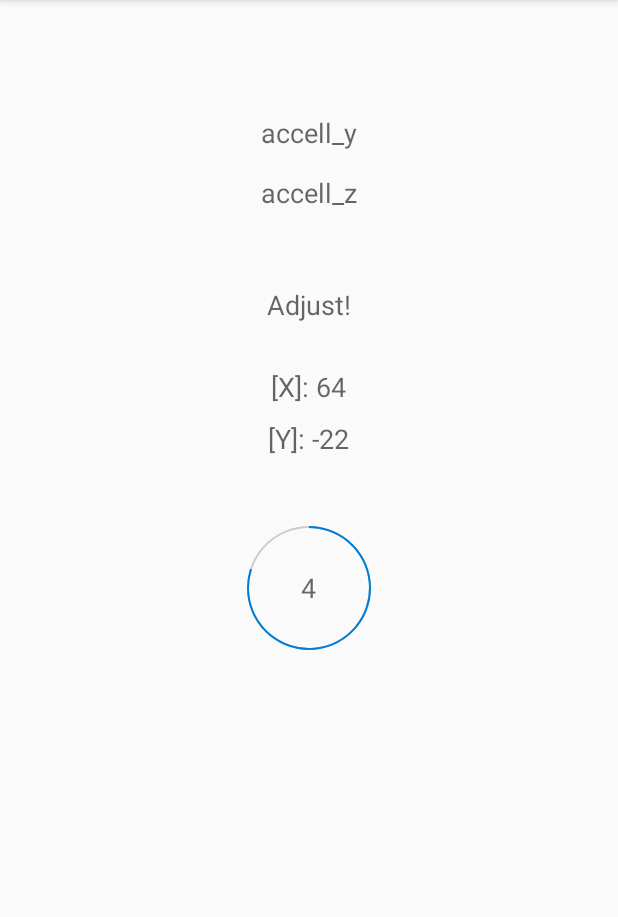
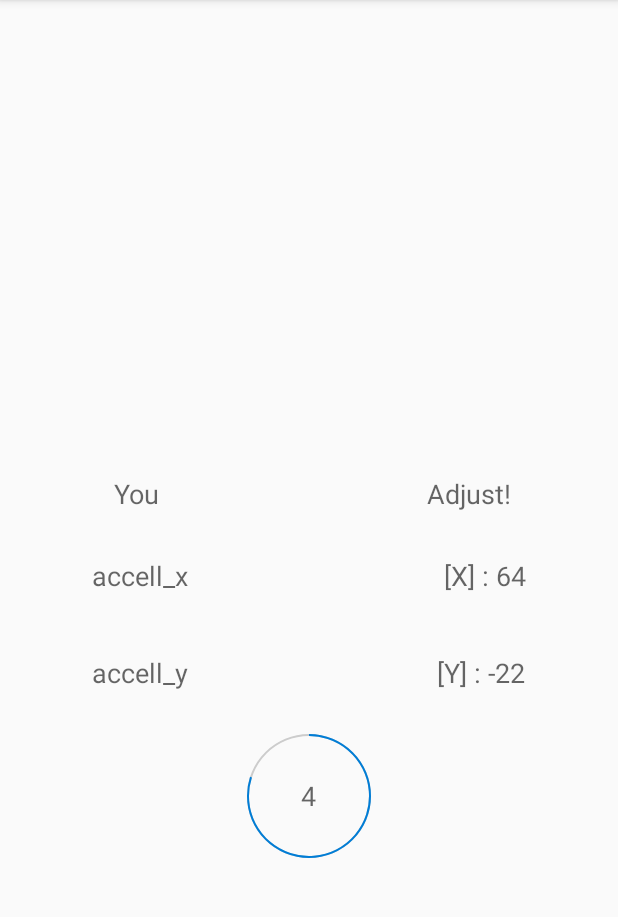
Before and after one commit to kakakikikeke/FlappyXY, an Android app: the MainActivity screen opened directly, with no data from a screen before it, on a phone screen of 412 x 824 dp, the part 84-1001 px from its top. Run offline under Robolectric (Android 15) with nearby library versions, the phone set to English and light mode, and no system bars; Roboto replaces fonts that are not available here; 1 statement that could not run was skipped.

Commit message:
Add a label 'you', and fix a layout in main_acvitity

```diff
--- a/app/src/main/java/com/blogspot/kakakikikeke/sensortest/MainActivity.java
+++ b/app/src/main/java/com/blogspot/kakakikikeke/sensortest/MainActivity.java
@@ -54,6 +54,8 @@ public class MainActivity extends AppCompatActivity implements SensorEventListen
         countDown.setTypeface(face);
         TextView adjustTitle = (TextView) findViewById(R.id.adjust);
         adjustTitle.setTypeface(face);
+        TextView yourTitle = (TextView) findViewById(R.id.you);
+        yourTitle.setTypeface(face);
         progressBar = (ProgressBar) findViewById(R.id.progress_bar);
         progressBar.setMax(maxTime);
         resultIntent = new Intent(this, ResultActivity.class);
@@ -88,8 +90,8 @@ public class MainActivity extends AppCompatActivity implements SensorEventListen
             SensorManager.getOrientation(outR, mOrientation);
             int x = radianToDegree(mOrientation[X + 1]);
             int y = radianToDegree(mOrientation[Y + 1]);
-            sensorText[X].setText(String.valueOf("X : " + x));
-            sensorText[Y].setText(String.valueOf("Y :" + y));
+            sensorText[X].setText(String.valueOf(Const.LABEL_X + x));
+            sensorText[Y].setText(String.valueOf(Const.LABEL_Y + y));
             if (!answersFlag[X] && answers[X] == x) {
                 Log.i(TAG, "orientation[X] : " + x);
                 answersFlag[X] = true;
@@ -150,8 +152,8 @@ public class MainActivity extends AppCompatActivity implements SensorEventListen
         answerText[Y] = (TextView) findViewById(R.id.answer_y_text);
         answers[X] = getXRandomDegree();
         answers[Y] = getYZRandomDegree();
-        answerText[X].setText("[X]: " + answers[X]);
-        answerText[Y].setText("[Y]: " + answers[Y]);
+        answerText[X].setText(Const.LABEL_X + answers[X]);
+        answerText[Y].setText(Const.LABEL_Y + answers[Y]);
         answerText[X].setTypeface(face);
         answerText[Y].setTypeface(face);
     }
--- a/app/src/main/java/com/blogspot/kakakikikeke/sensortest/utils/Const.java
+++ b/app/src/main/java/com/blogspot/kakakikikeke/sensortest/utils/Const.java
@@ -4,5 +4,7 @@ public class Const {
 
     public static final String INTENT_INDEX_NAME_CLEAR_COUNT = "clear_count";
     public static final String LABEL_CLEARED = "clear";
+    public static final String LABEL_X = "[X] : ";
+    public static final String LABEL_Y = "[Y] : ";
     public static final String FONT_NAME = "PixelMplus10-Regular.ttf";
 }
--- a/app/src/main/res/layout/activity_main.xml
+++ b/app/src/main/res/layout/activity_main.xml
@@ -9,32 +9,41 @@
     tools:context=".MainActivity">
 
     <TextView
+        android:id="@+id/you"
+        android:layout_width="wrap_content"
+        android:layout_height="wrap_content"
+        android:layout_above="@+id/answer_x_text"
+        android:layout_marginBottom="30dp"
+        android:layout_marginLeft="60dp"
+        android:text="@string/you"
+        android:textAppearance="?android:attr/textAppearanceMedium" />
+
+    <TextView
         android:id="@+id/sensor_x_text"
         android:layout_width="wrap_content"
         android:layout_height="wrap_content"
-        android:layout_alignParentTop="true"
-        android:layout_centerHorizontal="true"
-        android:layout_marginTop="60dp"
-        android:text="@string/sensor_1_text"
+        android:layout_centerVertical="true"
+        android:layout_marginLeft="45dp"
+        android:text="@string/sensor_x_text"
         android:textAppearance="?android:attr/textAppearanceMedium" />
 
     <TextView
         android:id="@+id/sensor_y_text"
         android:layout_width="wrap_content"
         android:layout_height="wrap_content"
-        android:layout_alignParentTop="true"
-        android:layout_centerHorizontal="true"
-        android:layout_marginTop="100dp"
-        android:text="@string/sensor_2_text"
+        android:layout_below="@+id/sensor_x_text"
+        android:layout_marginLeft="45dp"
+        android:layout_marginTop="40dp"
+        android:text="@string/sensor_y_text"
         android:textAppearance="?android:attr/textAppearanceMedium" />
 
     <TextView
         android:id="@+id/adjust"
         android:layout_width="wrap_content"
         android:layout_height="wrap_content"
-        android:layout_below="@+id/sensor_y_text"
-        android:layout_centerHorizontal="true"
-        android:layout_marginTop="50dp"
+        android:layout_alignParentRight="true"
+        android:layout_alignTop="@+id/you"
+        android:layout_marginRight="55dp"
         android:text="@string/adjust"
         android:textAppearance="?android:attr/textAppearanceMedium" />
 
@@ -42,22 +51,21 @@
         android:id="@+id/answer_x_text"
         android:layout_width="wrap_content"
         android:layout_height="wrap_content"
-        android:layout_below="@+id/adjust"
-        android:layout_centerHorizontal="true"
-        android:layout_centerVertical="true"
-        android:layout_marginTop="30dp"
-        android:text="@string/answers"
+        android:layout_alignParentRight="true"
+        android:layout_alignTop="@+id/sensor_x_text"
+        android:layout_marginRight="45dp"
+        android:text="@string/answer_x_text"
         android:textAppearance="?android:attr/textAppearanceMedium" />
 
     <TextView
         android:id="@+id/answer_y_text"
         android:layout_width="wrap_content"
         android:layout_height="wrap_content"
+        android:layout_alignParentRight="true"
         android:layout_below="@+id/answer_x_text"
-        android:layout_centerHorizontal="true"
-        android:layout_centerVertical="true"
-        android:layout_marginTop="10dp"
-        android:text="@string/answers"
+        android:layout_marginRight="45dp"
+        android:layout_marginTop="40dp"
+        android:text="@string/answer_y_text"
         android:textAppearance="?android:attr/textAppearanceMedium" />
 
     <ProgressBar
@@ -67,7 +75,7 @@
         android:layout_height="100dp"
         android:layout_below="@+id/answer_y_text"
         android:layout_centerHorizontal="true"
-        android:layout_marginTop="37dp"
+        android:layout_marginTop="20dp"
         android:background="@drawable/circle_shape"
         android:indeterminate="false"
         android:max="5"
--- a/app/src/main/res/layout/start_activity.xml
+++ b/app/src/main/res/layout/start_activity.xml
@@ -33,7 +33,7 @@
         android:layout_height="wrap_content"
         android:layout_below="@+id/start_button"
         android:layout_centerHorizontal="true"
-        android:layout_marginTop="20dp"
+        android:layout_marginTop="40dp"
         android:background="@drawable/ranking_button_state" />
 
 </RelativeLayout>
--- a/app/src/main/res/values/strings.xml
+++ b/app/src/main/res/values/strings.xml
@@ -2,10 +2,10 @@
     <string name="app_name">FlappyXY</string>
 
     <string name="action_settings">Settings</string>
-    <string name="sensor_0_text">accell_x</string>
-    <string name="sensor_1_text">accell_y</string>
-    <string name="sensor_2_text">accell_z</string>
-    <string name="answers">Answers</string>
+    <string name="sensor_x_text">accell_x</string>
+    <string name="sensor_y_text">accell_y</string>
+    <string name="answer_x_text">answer_x</string>
+    <string name="answer_y_text">answer_x</string>
     <string name="count_down">CountStart</string>
     <string name="adjust">Adjust!</string>
     <string name="start_time">0</string>
@@ -14,4 +14,5 @@
     <string name="start_button">Start</string>
     <string name="ranking">Ranking</string>
     <string name="clear_count">Clear : </string>
+    <string name="you">You</string>
 </resources>
```
